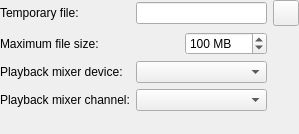
Above: plugins/timeshifter/timeshifter-configuration-ui.ui from pbek/kradio before the change. Below: the same form after it.
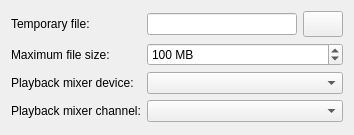
That is the form after the change.

Diff of the .ui file:
```diff
--- a/plugins/timeshifter/timeshifter-configuration-ui.ui
+++ b/plugins/timeshifter/timeshifter-configuration-ui.ui
@@ -6,87 +6,11 @@
    <rect>
     <x>0</x>
     <y>0</y>
-    <width>299</width>
-    <height>134</height>
+    <width>354</width>
+    <height>135</height>
    </rect>
   </property>
-  <layout class="QGridLayout">
-   <property name="margin">
-    <number>0</number>
-   </property>
-   <item row="0" column="0">
-    <layout class="QGridLayout">
-     <item row="1" column="3">
-      <spacer name="spacer18_3_2">
-       <property name="orientation">
-        <enum>Qt::Horizontal</enum>
-       </property>
-       <property name="sizeType">
-        <enum>QSizePolicy::Preferred</enum>
-       </property>
-       <property name="sizeHint" stdset="0">
-        <size>
-         <width>30</width>
-         <height>21</height>
-        </size>
-       </property>
-      </spacer>
-     </item>
-     <item row="1" column="1">
-      <spacer name="spacer18_3_2_2">
-       <property name="orientation">
-        <enum>Qt::Horizontal</enum>
-       </property>
-       <property name="sizeType">
-        <enum>QSizePolicy::Preferred</enum>
-       </property>
-       <property name="sizeHint" stdset="0">
-        <size>
-         <width>104</width>
-         <height>21</height>
-        </size>
-       </property>
-      </spacer>
-     </item>
-     <item row="1" column="2">
-      <widget class="QSpinBox" name="editTempFileSize">
-       <property name="suffix">
-        <string> MB</string>
-       </property>
-       <property name="minimum">
-        <number>10</number>
-       </property>
-       <property name="maximum">
-        <number>10000</number>
-       </property>
-       <property name="singleStep">
-        <number>10</number>
-       </property>
-       <property name="value">
-        <number>100</number>
-       </property>
-      </widget>
-     </item>
-     <item row="1" column="0">
-      <widget class="QLabel" name="labelTempFileSize">
-       <property name="text">
-        <string>Maximum file size:</string>
-       </property>
-       <property name="wordWrap">
-        <bool>false</bool>
-       </property>
-      </widget>
-     </item>
-     <item row="2" column="0">
-      <widget class="QLabel" name="labelPlaybackMixerDevice">
-       <property name="text">
-        <string>Playback mixer device:</string>
-       </property>
-       <property name="wordWrap">
-        <bool>false</bool>
-       </property>
-      </widget>
-     </item>
+  <layout class="QGridLayout" name="gridLayout">
      <item row="0" column="0">
       <widget class="QLabel" name="labelTempFile">
        <property name="text">
@@ -97,20 +21,10 @@
        </property>
       </widget>
      </item>
-     <item row="0" column="1" colspan="2">
+   <item row="0" column="1">
       <widget class="QLineEdit" name="editTempFile"/>
      </item>
-     <item row="3" column="0">
-      <widget class="QLabel" name="labelPlaybackMixerChannel">
-       <property name="text">
-        <string>Playback mixer channel:</string>
-       </property>
-       <property name="wordWrap">
-        <bool>false</bool>
-       </property>
-      </widget>
-     </item>
-     <item row="0" column="3">
+   <item row="0" column="2">
       <widget class="QPushButton" name="buttonSelectTempFile">
        <property name="sizePolicy">
         <sizepolicy hsizetype="Fixed" vsizetype="Fixed">
@@ -129,65 +43,76 @@
        </property>
       </widget>
      </item>
+   <item row="1" column="0">
+    <widget class="QLabel" name="labelTempFileSize">
+     <property name="text">
+      <string>Maximum file size:</string>
+     </property>
+     <property name="wordWrap">
+      <bool>false</bool>
+     </property>
+    </widget>
+   </item>
+   <item row="1" column="1" colspan="2">
+    <widget class="QSpinBox" name="editTempFileSize">
+     <property name="suffix">
+      <string> MB</string>
+     </property>
+     <property name="minimum">
+      <number>10</number>
+     </property>
+     <property name="maximum">
+      <number>10000</number>
+     </property>
+     <property name="singleStep">
+      <number>10</number>
+     </property>
+     <property name="value">
+      <number>100</number>
+     </property>
+    </widget>
+   </item>
+   <item row="2" column="0">
+    <widget class="QLabel" name="labelPlaybackMixerDevice">
+     <property name="text">
+      <string>Playback mixer device:</string>
+     </property>
+     <property name="wordWrap">
+      <bool>false</bool>
+     </property>
+    </widget>
+   </item>
      <item row="2" column="1" colspan="2">
       <widget class="QComboBox" name="comboPlaybackMixerDevice"/>
      </item>
+   <item row="3" column="0">
+    <widget class="QLabel" name="labelPlaybackMixerChannel">
+     <property name="text">
+      <string>Playback mixer channel:</string>
+     </property>
+     <property name="wordWrap">
+      <bool>false</bool>
+     </property>
+    </widget>
+   </item>
      <item row="3" column="1" colspan="2">
       <widget class="QComboBox" name="comboPlaybackMixerChannel"/>
      </item>
-     <item row="3" column="3">
-      <spacer name="spacer18_3">
-       <property name="orientation">
-        <enum>Qt::Horizontal</enum>
-       </property>
-       <property name="sizeType">
-        <enum>QSizePolicy::Preferred</enum>
-       </property>
-       <property name="sizeHint" stdset="0">
-        <size>
-         <width>30</width>
-         <height>21</height>
-        </size>
-       </property>
-      </spacer>
-     </item>
-     <item row="2" column="3">
-      <spacer name="spacer18_3_4">
-       <property name="orientation">
-        <enum>Qt::Horizontal</enum>
-       </property>
-       <property name="sizeType">
-        <enum>QSizePolicy::Preferred</enum>
-       </property>
-       <property name="sizeHint" stdset="0">
-        <size>
-         <width>30</width>
-         <height>21</height>
-        </size>
-       </property>
-      </spacer>
-     </item>
-    </layout>
-   </item>
-   <item row="1" column="0">
+   <item row="4" column="1">
     <spacer name="spacer16">
      <property name="orientation">
       <enum>Qt::Vertical</enum>
      </property>
-     <property name="sizeType">
-      <enum>QSizePolicy::Expanding</enum>
-     </property>
      <property name="sizeHint" stdset="0">
       <size>
        <width>20</width>
-       <height>61</height>
+       <height>5</height>
       </size>
      </property>
     </spacer>
    </item>
   </layout>
  </widget>
- <layoutdefault spacing="6" margin="0"/>
  <tabstops>
   <tabstop>editTempFile</tabstop>
   <tabstop>buttonSelectTempFile</tabstop>
```
Lines whose indentation alone changed are shown as unchanged.
